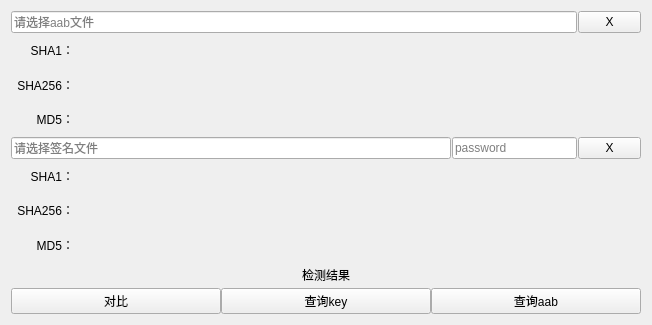
This is ui/checkui.ui in HeroZ6/haiwaitest_tool as Qt 5 draws it before an edit. The edited form follows.
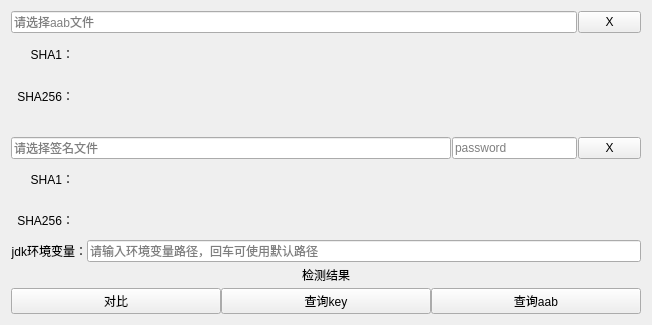
This is the edited form.

Commit message: 1、修复debug安装失败时按钮失效 2、清理数据增加线程处理

```diff
--- a/ui/checkui.ui
+++ b/ui/checkui.ui
@@ -118,35 +118,22 @@
         </layout>
        </item>
        <item>
-        <layout class="QHBoxLayout" name="aab_MD5" stretch="1,9">
+        <layout class="QHBoxLayout" name="aab_MD5" stretch="0">
          <property name="spacing">
           <number>0</number>
          </property>
          <item>
-          <widget class="QLabel" name="aab_md5">
-           <property name="text">
-            <string>MD5：</string>
+          <spacer name="horizontalSpacer">
+           <property name="orientation">
+            <enum>Qt::Horizontal</enum>
            </property>
-           <property name="textFormat">
-            <enum>Qt::RichText</enum>
+           <property name="sizeHint" stdset="0">
+            <size>
+             <width>40</width>
+             <height>20</height>
+            </size>
            </property>
-           <property name="alignment">
-            <set>Qt::AlignRight|Qt::AlignTrailing|Qt::AlignVCenter</set>
-           </property>
-          </widget>
-         </item>
-         <item>
-          <widget class="QLabel" name="aab_md5_re">
-           <property name="text">
-            <string/>
-           </property>
-           <property name="textFormat">
-            <enum>Qt::RichText</enum>
-           </property>
-           <property name="alignment">
-            <set>Qt::AlignLeading|Qt::AlignLeft|Qt::AlignVCenter</set>
-           </property>
-          </widget>
+          </spacer>
          </item>
         </layout>
        </item>
@@ -271,7 +258,7 @@
          <item>
           <widget class="QLabel" name="key_md5">
            <property name="text">
-            <string>MD5：</string>
+            <string>jdk环境变量：</string>
            </property>
            <property name="textFormat">
             <enum>Qt::RichText</enum>
@@ -282,15 +269,9 @@
           </widget>
          </item>
          <item>
-          <widget class="QLabel" name="key_md5_re">
-           <property name="text">
-            <string/>
-           </property>
-           <property name="textFormat">
-            <enum>Qt::RichText</enum>
-           </property>
-           <property name="alignment">
-            <set>Qt::AlignLeading|Qt::AlignLeft|Qt::AlignVCenter</set>
+          <widget class="QLineEdit" name="work_path">
+           <property name="placeholderText">
+            <string>请输入环境变量路径，回车可使用默认路径</string>
            </property>
           </widget>
          </item>
```
The commit also changes 6 other files.
